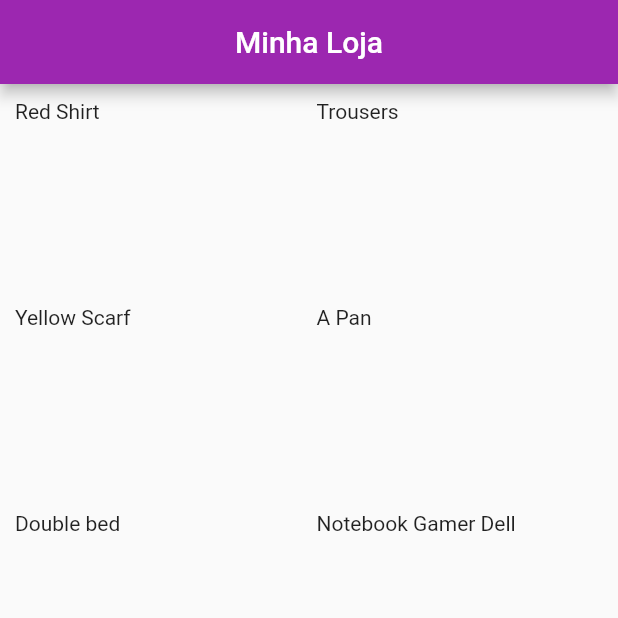
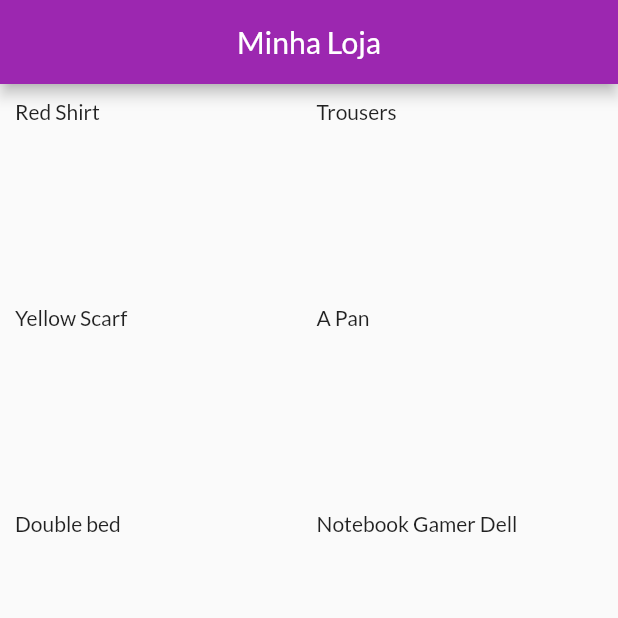
Before and after one commit to DeusdedithJhunior/App-Shop-Android-IOS, a Flutter app: the screen it shows after launch, on a phone screen of 412 x 824 dp, the top half of it. Run offline on Flutter 3.47's test engine with Material 2 defaults, Android fonts, the phone set to English and light mode, and no system bars.

Commit message:
settings text themes

```diff
--- a/AppShop/shop/lib/main.dart
+++ b/AppShop/shop/lib/main.dart
@@ -16,7 +16,9 @@ class MyApp extends StatelessWidget {
       theme: ThemeData(
         colorScheme: ColorScheme.fromSwatch(
           primarySwatch: Colors.purple,
-        ).copyWith(secondary: Colors.deepOrange)
+        ).copyWith(secondary: Colors.deepOrange),
+        fontFamily: 'Lato',
+
       ),
       home: ProductsOverviewPage(),
       debugShowCheckedModeBanner: false,
--- a/AppShop/shop/pubspec.yaml
+++ b/AppShop/shop/pubspec.yaml
@@ -81,8 +81,9 @@ flutter:
         - asset: lib\assets\fonts\Anton-Regular.ttf
     - family: Lato
       fonts:
+        - asset: lib\assets\fonts\Lato-Regular.ttf
         - asset: lib\assets\fonts\Lato-Bold.ttf
-        - asset: lib\assets\fonts\Lato-Regular.ttf
+          weight: 700
   #         style: italic
   #   - family: Trajan Pro
   #     fonts:
```
